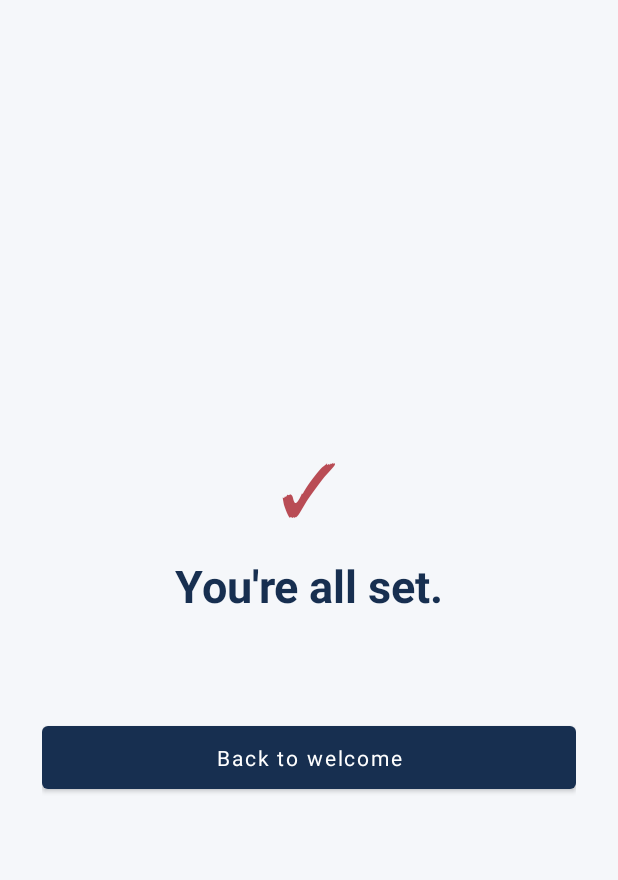
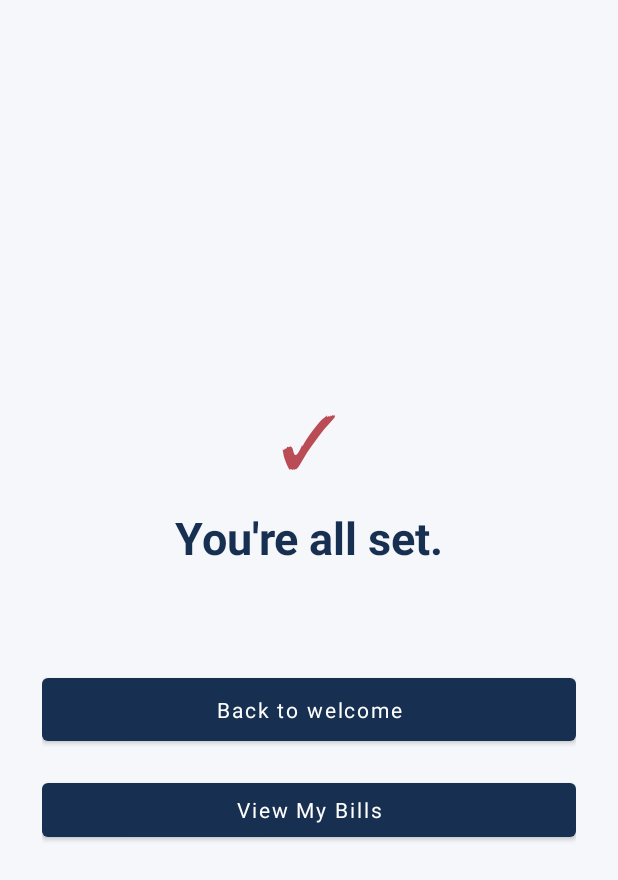
Before and after one commit to cs388-group/cs388-group-proj, an Android app: the layout fragment_completion.xml on its own in the app's theme, with its tools: preview values and no code run, on a phone screen of 412 x 824 dp. Shown: the top 880 px of the screen. Run offline under Robolectric (Android 15) with nearby library versions, the phone set to English and light mode, and no system bars.

Commit message:
Update fragment_completion.xml
updated

```diff
--- a/app/src/main/res/layout/fragment_completion.xml
+++ b/app/src/main/res/layout/fragment_completion.xml
@@ -40,4 +40,13 @@
         android:layout_marginTop="28dp"
         android:text="Back to welcome"
         android:textAllCaps="false" />
+
+    <com.google.android.material.button.MaterialButton
+        android:id="@+id/viewBillsButton"
+        android:layout_width="match_parent"
+        android:layout_height="wrap_content"
+        android:layout_marginTop="16dp"
+        android:text="View My Bills"
+        android:textAllCaps="false" />
+
 </LinearLayout>
```
